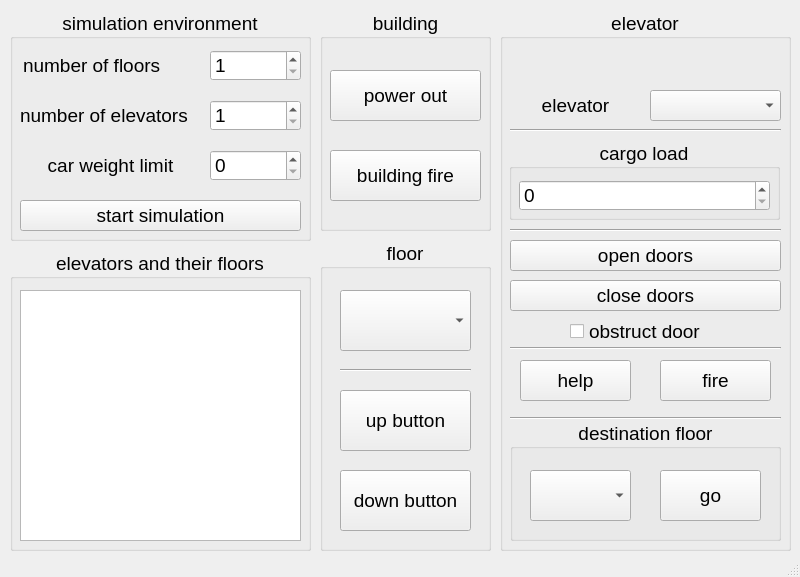
First picture: the form in mainwindow.ui, repository boostaboosh/elevator-system-simulator-Qt-cpp, before the edit.
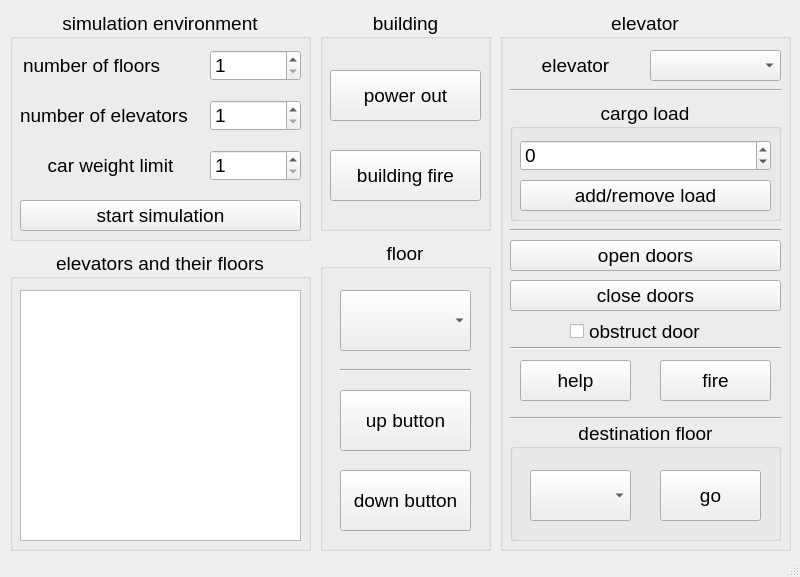
Second picture: the form after the edit.

Commit message: Add elevator cargo load functionality

The edit to the form file:
```diff
--- a/mainwindow.ui
+++ b/mainwindow.ui
@@ -123,7 +123,7 @@
      <property name="geometry">
       <rect>
        <x>150</x>
-       <y>80</y>
+       <y>40</y>
        <width>131</width>
        <height>31</height>
       </rect>
@@ -133,7 +133,7 @@
      <property name="geometry">
       <rect>
        <x>10</x>
-       <y>80</y>
+       <y>40</y>
        <width>131</width>
        <height>31</height>
       </rect>
@@ -149,7 +149,7 @@
      <property name="geometry">
       <rect>
        <x>10</x>
-       <y>110</y>
+       <y>70</y>
        <width>271</width>
        <height>20</height>
       </rect>
@@ -312,10 +312,10 @@
     <widget class="QGroupBox" name="groupBox_5">
      <property name="geometry">
       <rect>
-       <x>9</x>
-       <y>130</y>
+       <x>10</x>
+       <y>90</y>
        <width>271</width>
-       <height>80</height>
+       <height>121</height>
       </rect>
      </property>
      <property name="title">
@@ -333,8 +333,24 @@
         <height>31</height>
        </rect>
       </property>
+      <property name="minimum">
+       <number>-10000000</number>
+      </property>
       <property name="maximum">
-       <number>100000</number>
+       <number>10000000</number>
+      </property>
+     </widget>
+     <widget class="QPushButton" name="addCargoLoadButton">
+      <property name="geometry">
+       <rect>
+        <x>10</x>
+        <y>80</y>
+        <width>251</width>
+        <height>31</height>
+       </rect>
+      </property>
+      <property name="text">
+       <string>add/remove load</string>
       </property>
      </widget>
     </widget>
@@ -441,6 +457,9 @@
        <height>31</height>
       </rect>
      </property>
+     <property name="minimum">
+      <number>1</number>
+     </property>
      <property name="maximum">
       <number>100000</number>
      </property>
```
The commit also changes 4 other files.
